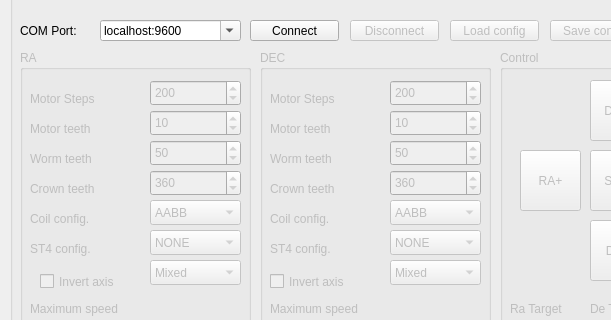
This is mainwindow.ui in ahp-electronics/gt-configurator as Qt 5 draws it before an edit; both pictures show x 0 to 611 and y 0 to 320 of the 1100 by 571 pixel window. The edited form follows.
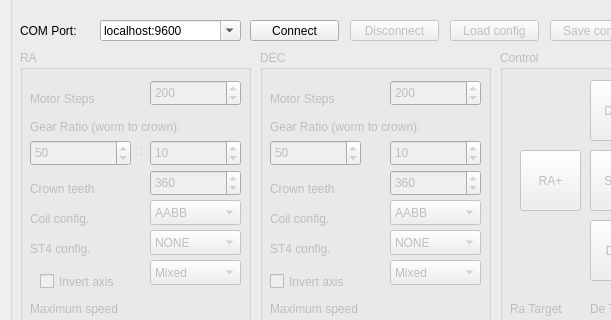
This is the edited form.

The edit to the form file:
```diff
--- a/mainwindow.ui
+++ b/mainwindow.ui
@@ -63,9 +63,9 @@
      <widget class="QSpinBox" name="Worm_0">
       <property name="geometry">
        <rect>
-        <x>130</x>
+        <x>10</x>
         <y>90</y>
-        <width>91</width>
+        <width>101</width>
         <height>26</height>
        </rect>
       </property>
@@ -111,19 +111,6 @@
        <string>Motor Steps</string>
       </property>
      </widget>
-     <widget class="QLabel" name="label_4">
-      <property name="geometry">
-       <rect>
-        <x>10</x>
-        <y>100</y>
-        <width>111</width>
-        <height>17</height>
-       </rect>
-      </property>
-      <property name="text">
-       <string>Worm teeth</string>
-      </property>
-     </widget>
      <widget class="QLabel" name="label_5">
       <property name="geometry">
        <rect>
@@ -217,7 +204,7 @@
       <property name="geometry">
        <rect>
         <x>130</x>
-        <y>60</y>
+        <y>90</y>
         <width>91</width>
         <height>26</height>
        </rect>
@@ -236,13 +223,13 @@
       <property name="geometry">
        <rect>
         <x>10</x>
-        <y>70</y>
-        <width>111</width>
-        <height>17</height>
+        <y>66</y>
+        <width>201</width>
+        <height>21</height>
        </rect>
       </property>
       <property name="text">
-       <string>Motor teeth</string>
+       <string>Gear Ratio (worm to crown):</string>
       </property>
      </widget>
      <widget class="QSlider" name="MaxSpeed_0">
@@ -365,6 +352,22 @@
        </property>
       </item>
      </widget>
+     <widget class="QLabel" name="label_25">
+      <property name="geometry">
+       <rect>
+        <x>106</x>
+        <y>90</y>
+        <width>31</width>
+        <height>21</height>
+       </rect>
+      </property>
+      <property name="text">
+       <string>:</string>
+      </property>
+      <property name="alignment">
+       <set>Qt::AlignCenter</set>
+      </property>
+     </widget>
     </widget>
     <widget class="QGroupBox" name="WriteArea">
      <property name="enabled">
@@ -458,25 +461,6 @@
        <number>200</number>
       </property>
      </widget>
-     <widget class="QSpinBox" name="Worm_1">
-      <property name="geometry">
-       <rect>
-        <x>130</x>
-        <y>90</y>
-        <width>91</width>
-        <height>26</height>
-       </rect>
-      </property>
-      <property name="minimum">
-       <number>1</number>
-      </property>
-      <property name="maximum">
-       <number>16777215</number>
-      </property>
-      <property name="value">
-       <number>50</number>
-      </property>
-     </widget>
      <widget class="QSpinBox" name="Crown_1">
       <property name="geometry">
        <rect>
@@ -509,19 +493,6 @@
        <string>Motor Steps</string>
       </property>
      </widget>
-     <widget class="QLabel" name="label_13">
-      <property name="geometry">
-       <rect>
-        <x>10</x>
-        <y>100</y>
-        <width>111</width>
-        <height>17</height>
-       </rect>
-      </property>
-      <property name="text">
-       <string>Worm teeth</string>
-      </property>
-     </widget>
      <widget class="QLabel" name="label_14">
       <property name="geometry">
        <rect>
@@ -611,38 +582,6 @@
        <string>ST4 config.</string>
       </property>
      </widget>
-     <widget class="QSpinBox" name="Motor_1">
-      <property name="geometry">
-       <rect>
-        <x>130</x>
-        <y>60</y>
-        <width>91</width>
-        <height>26</height>
-       </rect>
-      </property>
-      <property name="minimum">
-       <number>1</number>
-      </property>
-      <property name="maximum">
-       <number>16777215</number>
-      </property>
-      <property name="value">
-       <number>10</number>
-      </property>
-     </widget>
-     <widget class="QLabel" name="label_18">
-      <property name="geometry">
-       <rect>
-        <x>10</x>
-        <y>70</y>
-        <width>111</width>
-        <height>17</height>
-       </rect>
-      </property>
-      <property name="text">
-       <string>Motor teeth</string>
-      </property>
-     </widget>
      <widget class="QSlider" name="MaxSpeed_1">
       <property name="geometry">
        <rect>
@@ -763,6 +702,57 @@
        </property>
       </item>
      </widget>
+     <widget class="QSpinBox" name="Motor_1">
+      <property name="geometry">
+       <rect>
+        <x>130</x>
+        <y>90</y>
+        <width>91</width>
+        <height>26</height>
+       </rect>
+      </property>
+      <property name="minimum">
+       <number>1</number>
+      </property>
+      <property name="maximum">
+       <number>16777215</number>
+      </property>
+      <property name="value">
+       <number>10</number>
+      </property>
+     </widget>
+     <widget class="QSpinBox" name="Worm_1">
+      <property name="geometry">
+       <rect>
+        <x>10</x>
+        <y>90</y>
+        <width>91</width>
+        <height>26</height>
+       </rect>
+      </property>
+      <property name="minimum">
+       <number>1</number>
+      </property>
+      <property name="maximum">
+       <number>16777215</number>
+      </property>
+      <property name="value">
+       <number>50</number>
+      </property>
+     </widget>
+     <widget class="QLabel" name="label_18">
+      <property name="geometry">
+       <rect>
+        <x>10</x>
+        <y>66</y>
+        <width>201</width>
+        <height>21</height>
+       </rect>
+      </property>
+      <property name="text">
+       <string>Gear Ratio (worm to crown):</string>
+      </property>
+     </widget>
     </widget>
     <widget class="QGroupBox" name="Control">
      <property name="enabled">
```
Left out of the diff: 2 changed lines with no effect on the pictures.
